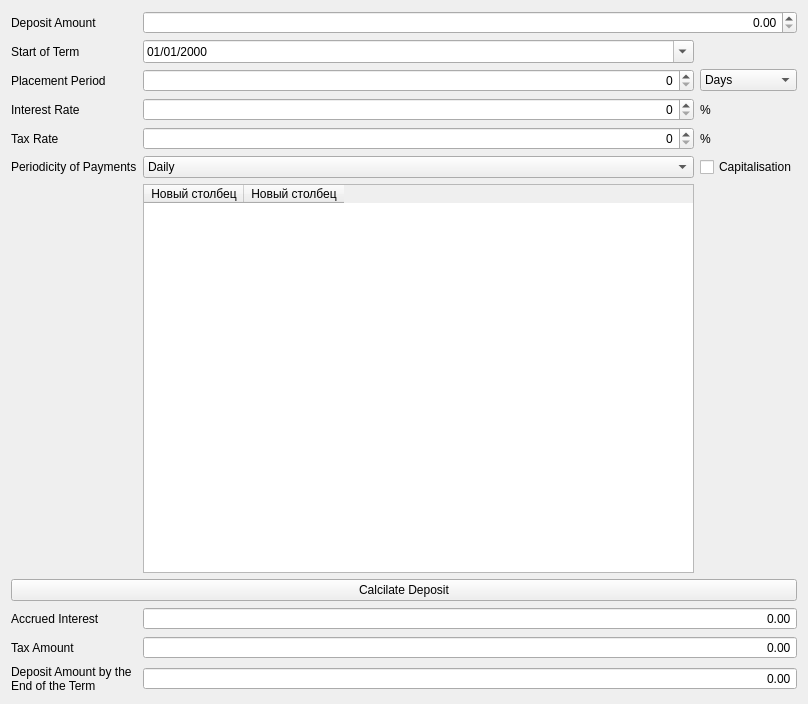
This is SmartCalc2/view/depositwindow.ui in SergSinitsyn/Smart-Calculator as Qt 5 draws it before an edit. The edited form follows.
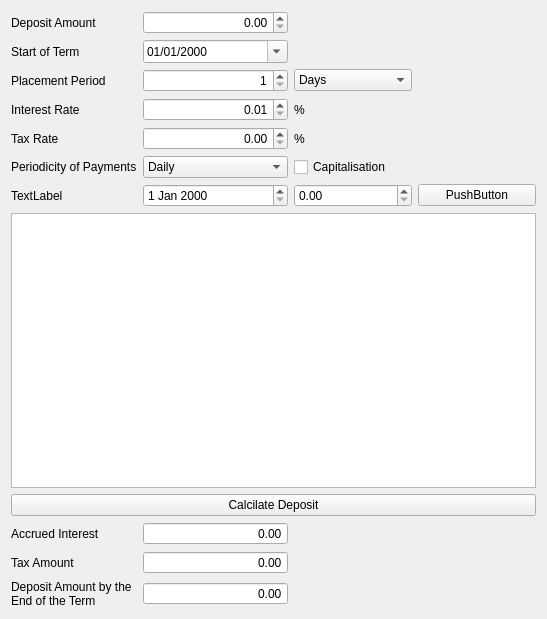
This is the edited form.

Diff of the .ui file:
```diff
--- a/SmartCalc2/view/depositwindow.ui
+++ b/SmartCalc2/view/depositwindow.ui
@@ -6,133 +6,47 @@
    <rect>
     <x>0</x>
     <y>0</y>
-    <width>808</width>
-    <height>704</height>
+    <width>547</width>
+    <height>619</height>
    </rect>
   </property>
   <property name="windowTitle">
    <string>Deposit Calculator</string>
   </property>
   <layout class="QGridLayout" name="gridLayout">
-   <item row="10" column="0">
-    <widget class="QLabel" name="label_10">
-     <property name="acceptDrops">
-      <bool>false</bool>
-     </property>
-     <property name="autoFillBackground">
-      <bool>false</bool>
-     </property>
-     <property name="text">
-      <string>Deposit Amount by the End of the Term</string>
-     </property>
-     <property name="scaledContents">
-      <bool>false</bool>
-     </property>
-     <property name="wordWrap">
-      <bool>true</bool>
-     </property>
-    </widget>
-   </item>
-   <item row="10" column="1" colspan="2">
-    <widget class="QDoubleSpinBox" name="doubleSpinBox_4">
+   <item row="3" column="1">
+    <widget class="QDoubleSpinBox" name="doubleSpinBox_2">
      <property name="alignment">
       <set>Qt::AlignRight|Qt::AlignTrailing|Qt::AlignVCenter</set>
      </property>
-     <property name="readOnly">
-      <bool>true</bool>
+     <property name="minimum">
+      <double>0.010000000000000</double>
      </property>
-     <property name="buttonSymbols">
-      <enum>QAbstractSpinBox::NoButtons</enum>
-     </property>
     </widget>
    </item>
-   <item row="0" column="0">
-    <widget class="QLabel" name="label">
-     <property name="text">
-      <string>Deposit Amount</string>
-     </property>
-    </widget>
+   <item row="7" column="2">
+    <widget class="QDoubleSpinBox" name="doubleSpinBox_5"/>
    </item>
-   <item row="1" column="0">
-    <widget class="QLabel" name="label_2">
-     <property name="text">
-      <string>Start of Term</string>
+   <item row="0" column="1">
+    <widget class="QDoubleSpinBox" name="doubleSpinBox">
+     <property name="layoutDirection">
+      <enum>Qt::LeftToRight</enum>
      </property>
-    </widget>
-   </item>
-   <item row="5" column="2">
-    <widget class="QCheckBox" name="checkBox">
-     <property name="acceptDrops">
-      <bool>false</bool>
-     </property>
-     <property name="inputMethodHints">
-      <set>Qt::ImhNone</set>
-     </property>
-     <property name="text">
-      <string>Capitalisation</string>
-     </property>
-     <property name="tristate">
-      <bool>false</bool>
+     <property name="alignment">
+      <set>Qt::AlignRight|Qt::AlignTrailing|Qt::AlignVCenter</set>
      </property>
     </widget>
    </item>
    <item row="4" column="1">
-    <widget class="QSpinBox" name="spinBox_3">
+    <widget class="QDoubleSpinBox" name="doubleSpinBox_3">
      <property name="alignment">
       <set>Qt::AlignRight|Qt::AlignTrailing|Qt::AlignVCenter</set>
      </property>
-    </widget>
-   </item>
-   <item row="8" column="1" colspan="2">
-    <widget class="QDoubleSpinBox" name="doubleSpinBox_2">
-     <property name="alignment">
-      <set>Qt::AlignRight|Qt::AlignTrailing|Qt::AlignVCenter</set>
+     <property name="minimum">
+      <double>0.000000000000000</double>
      </property>
-     <property name="readOnly">
-      <bool>true</bool>
-     </property>
-     <property name="buttonSymbols">
-      <enum>QAbstractSpinBox::NoButtons</enum>
-     </property>
-    </widget>
-   </item>
-   <item row="2" column="1">
-    <widget class="QSpinBox" name="spinBox">
-     <property name="alignment">
-      <set>Qt::AlignRight|Qt::AlignTrailing|Qt::AlignVCenter</set>
-     </property>
-    </widget>
-   </item>
-   <item row="8" column="0">
-    <widget class="QLabel" name="label_8">
-     <property name="text">
-      <string>Accrued Interest</string>
-     </property>
-    </widget>
-   </item>
-   <item row="2" column="2">
-    <widget class="QComboBox" name="comboBox">
-     <item>
-      <property name="text">
-       <string>Days</string>
-      </property>
-     </item>
-     <item>
-      <property name="text">
-       <string>Months</string>
-      </property>
-     </item>
-     <item>
-      <property name="text">
-       <string>Years</string>
-      </property>
-     </item>
-    </widget>
-   </item>
-   <item row="9" column="0">
-    <widget class="QLabel" name="label_9">
-     <property name="text">
-      <string>Tax Amount</string>
+     <property name="value">
+      <double>0.000000000000000</double>
      </property>
     </widget>
    </item>
@@ -143,11 +57,26 @@
        <string>Daily</string>
       </property>
      </item>
+     <item>
+      <property name="text">
+       <string>Weekly</string>
+      </property>
+     </item>
      <item>
       <property name="text">
        <string>Monthly</string>
       </property>
      </item>
+     <item>
+      <property name="text">
+       <string>Every three months</string>
+      </property>
+     </item>
+     <item>
+      <property name="text">
+       <string>Semiannually</string>
+      </property>
+     </item>
      <item>
       <property name="text">
        <string>Annualy</string>
@@ -155,39 +84,22 @@
      </item>
      <item>
       <property name="text">
-       <string>Новый элемент</string>
+       <string>At the end of the term</string>
       </property>
      </item>
-     <item>
-      <property name="text">
-       <string>Новый элемент</string>
-      </property>
-     </item>
-     <item>
-      <property name="text">
-       <string>Новый элемент</string>
-      </property>
-     </item>
     </widget>
    </item>
-   <item row="3" column="2">
-    <widget class="QLabel" name="label_6">
+   <item row="3" column="0">
+    <widget class="QLabel" name="label_3">
      <property name="text">
-      <string>%</string>
+      <string>Interest Rate</string>
      </property>
     </widget>
    </item>
-   <item row="3" column="1">
-    <widget class="QSpinBox" name="spinBox_2">
-     <property name="alignment">
-      <set>Qt::AlignRight|Qt::AlignTrailing|Qt::AlignVCenter</set>
-     </property>
-    </widget>
-   </item>
-   <item row="4" column="2">
-    <widget class="QLabel" name="label_11">
+   <item row="9" column="0" colspan="4">
+    <widget class="QPushButton" name="pushButton">
      <property name="text">
-      <string>%</string>
+      <string>Calcilate Deposit</string>
      </property>
     </widget>
    </item>
@@ -201,13 +113,6 @@
      </property>
     </widget>
    </item>
-   <item row="7" column="0" colspan="3">
-    <widget class="QPushButton" name="pushButton">
-     <property name="text">
-      <string>Calcilate Deposit</string>
-     </property>
-    </widget>
-   </item>
    <item row="2" column="0">
     <widget class="QLabel" name="label_4">
      <property name="text">
@@ -215,6 +120,30 @@
      </property>
     </widget>
    </item>
+   <item row="2" column="2">
+    <widget class="QComboBox" name="comboBox">
+     <item>
+      <property name="text">
+       <string>Days</string>
+      </property>
+     </item>
+     <item>
+      <property name="text">
+       <string>Weeks</string>
+      </property>
+     </item>
+     <item>
+      <property name="text">
+       <string>Months</string>
+      </property>
+     </item>
+     <item>
+      <property name="text">
+       <string>Years</string>
+      </property>
+     </item>
+    </widget>
+   </item>
    <item row="4" column="0">
     <widget class="QLabel" name="label_5">
      <property name="text">
@@ -222,24 +151,51 @@
      </property>
     </widget>
    </item>
-   <item row="3" column="0">
-    <widget class="QLabel" name="label_3">
+   <item row="7" column="0">
+    <widget class="QLabel" name="label_12">
      <property name="text">
-      <string>Interest Rate</string>
+      <string>TextLabel</string>
      </property>
     </widget>
    </item>
-   <item row="0" column="1" colspan="2">
-    <widget class="QDoubleSpinBox" name="doubleSpinBox">
-     <property name="layoutDirection">
-      <enum>Qt::LeftToRight</enum>
+   <item row="10" column="0">
+    <widget class="QLabel" name="label_8">
+     <property name="text">
+      <string>Accrued Interest</string>
      </property>
-     <property name="alignment">
-      <set>Qt::AlignRight|Qt::AlignTrailing|Qt::AlignVCenter</set>
+    </widget>
+   </item>
+   <item row="5" column="2">
+    <widget class="QCheckBox" name="checkBox">
+     <property name="acceptDrops">
+      <bool>false</bool>
      </property>
+     <property name="inputMethodHints">
+      <set>Qt::ImhNone</set>
+     </property>
+     <property name="text">
+      <string>Capitalisation</string>
+     </property>
+     <property name="tristate">
+      <bool>false</bool>
+     </property>
     </widget>
    </item>
-   <item row="9" column="1" colspan="2">
+   <item row="0" column="0">
+    <widget class="QLabel" name="label">
+     <property name="text">
+      <string>Deposit Amount</string>
+     </property>
+    </widget>
+   </item>
+   <item row="11" column="0">
+    <widget class="QLabel" name="label_9">
+     <property name="text">
+      <string>Tax Amount</string>
+     </property>
+    </widget>
+   </item>
+   <item row="11" column="1">
     <widget class="QDoubleSpinBox" name="doubleSpinBox_3">
      <property name="alignment">
       <set>Qt::AlignRight|Qt::AlignTrailing|Qt::AlignVCenter</set>
@@ -252,6 +208,39 @@
      </property>
     </widget>
    </item>
+   <item row="1" column="0">
+    <widget class="QLabel" name="label_2">
+     <property name="text">
+      <string>Start of Term</string>
+     </property>
+    </widget>
+   </item>
+   <item row="3" column="2">
+    <widget class="QLabel" name="label_6">
+     <property name="text">
+      <string>%</string>
+     </property>
+    </widget>
+   </item>
+   <item row="12" column="0">
+    <widget class="QLabel" name="label_10">
+     <property name="acceptDrops">
+      <bool>false</bool>
+     </property>
+     <property name="autoFillBackground">
+      <bool>false</bool>
+     </property>
+     <property name="text">
+      <string>Deposit Amount by the End of the Term</string>
+     </property>
+     <property name="scaledContents">
+      <bool>false</bool>
+     </property>
+     <property name="wordWrap">
+      <bool>true</bool>
+     </property>
+    </widget>
+   </item>
    <item row="5" column="0">
     <widget class="QLabel" name="label_7">
      <property name="text">
@@ -259,20 +248,65 @@
      </property>
     </widget>
    </item>
-   <item row="6" column="1">
-    <widget class="QTableWidget" name="tableWidget">
-     <column>
-      <property name="text">
-       <string>Новый столбец</string>
-      </property>
-     </column>
-     <column>
-      <property name="text">
-       <string>Новый столбец</string>
-      </property>
-     </column>
+   <item row="12" column="1">
+    <widget class="QDoubleSpinBox" name="doubleSpinBox_4">
+     <property name="alignment">
+      <set>Qt::AlignRight|Qt::AlignTrailing|Qt::AlignVCenter</set>
+     </property>
+     <property name="readOnly">
+      <bool>true</bool>
+     </property>
+     <property name="buttonSymbols">
+      <enum>QAbstractSpinBox::NoButtons</enum>
+     </property>
     </widget>
    </item>
+   <item row="7" column="3">
+    <widget class="QPushButton" name="pushButton_addReplenishment">
+     <property name="text">
+      <string>PushButton</string>
+     </property>
+    </widget>
+   </item>
+   <item row="2" column="1">
+    <widget class="QSpinBox" name="spinBox">
+     <property name="alignment">
+      <set>Qt::AlignRight|Qt::AlignTrailing|Qt::AlignVCenter</set>
+     </property>
+     <property name="minimum">
+      <number>1</number>
+     </property>
+     <property name="maximum">
+      <number>1000000</number>
+     </property>
+    </widget>
+   </item>
+   <item row="7" column="1">
+    <widget class="QDateEdit" name="dateEdit_2"/>
+   </item>
+   <item row="10" column="1">
+    <widget class="QDoubleSpinBox" name="doubleSpinBox_2">
+     <property name="alignment">
+      <set>Qt::AlignRight|Qt::AlignTrailing|Qt::AlignVCenter</set>
+     </property>
+     <property name="readOnly">
+      <bool>true</bool>
+     </property>
+     <property name="buttonSymbols">
+      <enum>QAbstractSpinBox::NoButtons</enum>
+     </property>
+    </widget>
+   </item>
+   <item row="4" column="2">
+    <widget class="QLabel" name="label_11">
+     <property name="text">
+      <string>%</string>
+     </property>
+    </widget>
+   </item>
+   <item row="8" column="0" colspan="4">
+    <widget class="QTableWidget" name="tableWidget"/>
+   </item>
   </layout>
  </widget>
  <tabstops>
```
Left out of the diff: 7 changed lines with no effect on the pictures.
